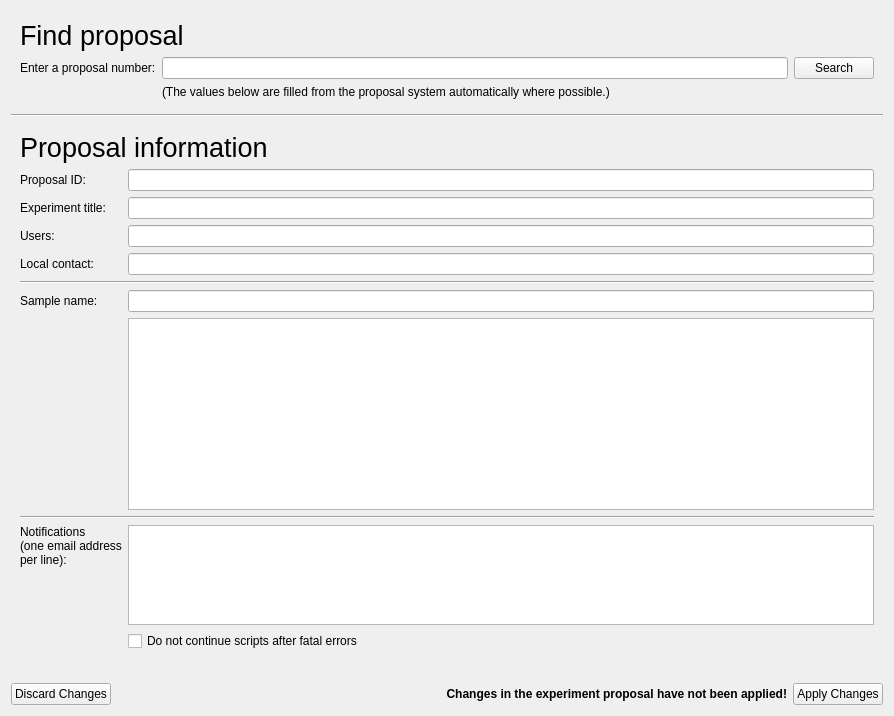
jfkcooper/nicos, file nicos_ess/gui/panels/ui_files/setup_exp.ui: the form before one commit.
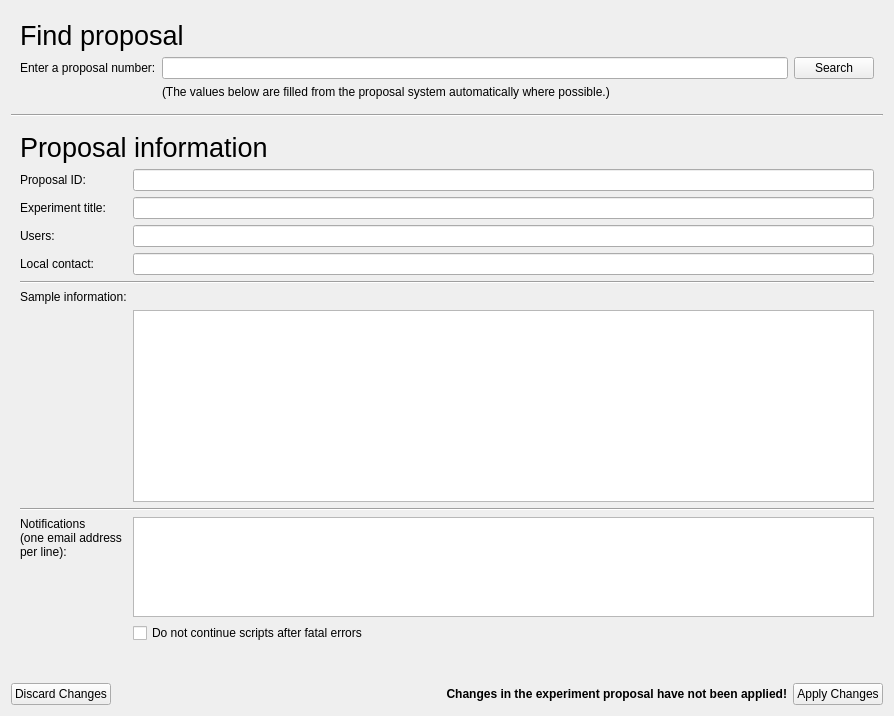
The form after the commit.

Commit message: Removed sample name text box

Diff of the .ui file:
```diff
--- a/nicos_ess/gui/panels/ui_files/setup_exp.ui
+++ b/nicos_ess/gui/panels/ui_files/setup_exp.ui
@@ -77,13 +77,6 @@
      <layout class="QVBoxLayout" name="verticalLayout_2">
       <item>
        <layout class="QGridLayout" name="gridLayout">
-        <item row="7" column="0">
-         <widget class="QLabel" name="sampleLabel">
-          <property name="text">
-           <string>Sample name:</string>
-          </property>
-         </widget>
-        </item>
         <item row="3" column="0">
          <widget class="QLabel" name="label_6">
           <property name="text">
@@ -189,9 +182,6 @@
           </property>
          </widget>
         </item>
-        <item row="7" column="1">
-         <widget class="QLineEdit" name="sampleName"/>
-        </item>
         <item row="3" column="1">
          <widget class="QLineEdit" name="expTitle"/>
         </item>
@@ -224,6 +214,13 @@
           </property>
          </widget>
         </item>
+        <item row="7" column="0">
+         <widget class="QLabel" name="sampleLabel">
+          <property name="text">
+           <string>Sample information:</string>
+          </property>
+         </widget>
+        </item>
        </layout>
       </item>
       <item>
```
Left out of the diff: 1 changed line with no effect on the pictures. The commit also changes 1 other file.
